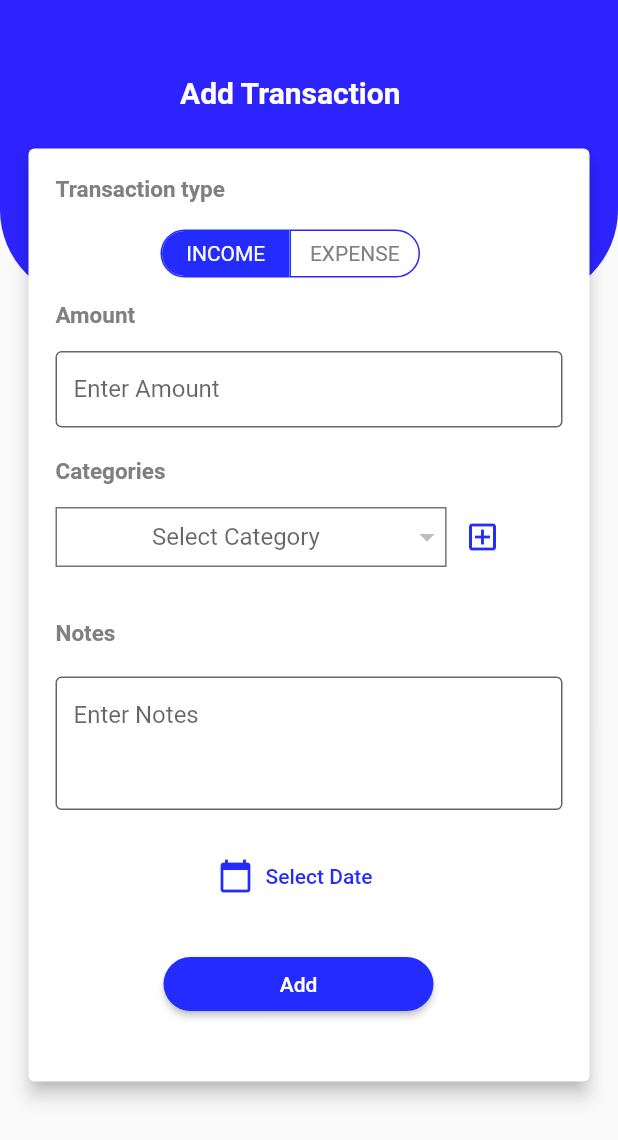
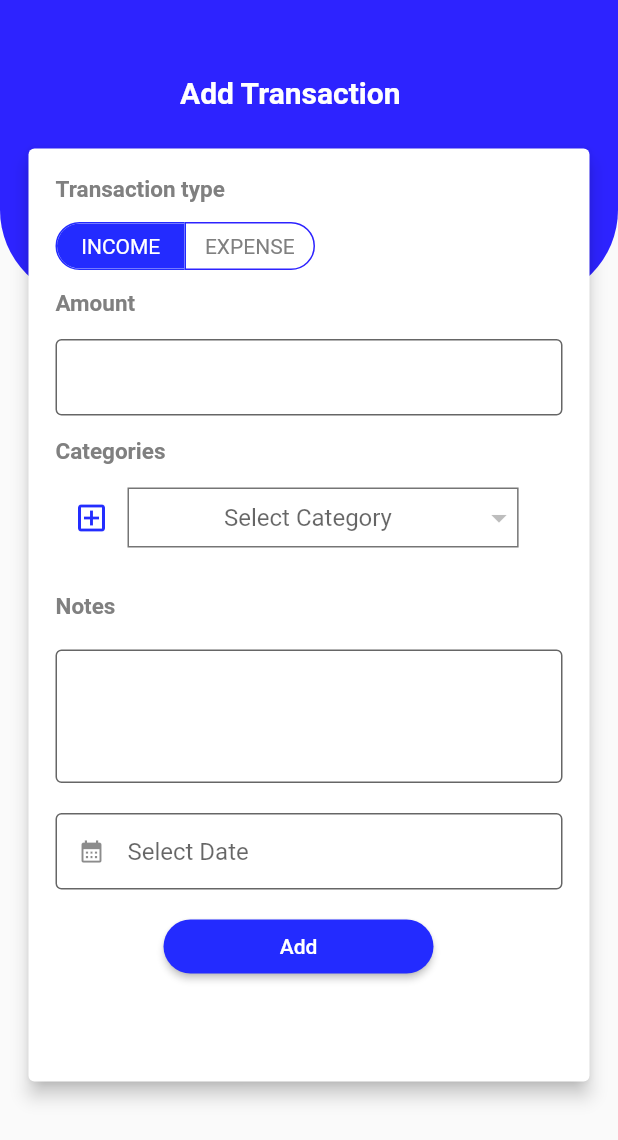
Before and after one commit to MuhadJasiR/Money-Manager-app, a Flutter app: the AddTransaction screen opened directly, on a phone screen of 412 x 824 dp. Shown: the top 1140 px of the screen. Run offline on Flutter 3.47's test engine with Material 2 defaults, Android fonts, the phone set to English and light mode, and no system bars; our stand-ins replace flip_card, flutter_slidable, hive, hive_flutter, shared_preferences, smooth_page_indicator; accounts and stored records are empty.

Commit message:
date_changed_

```diff
--- a/lib/screens/add_screen.dart
+++ b/lib/screens/add_screen.dart
@@ -26,6 +26,7 @@ class _AddTransactionState extends State<AddTransaction> {
   DateTime? _selectedDate;
   CategoryType? _selectedCategoryType;
   CategoryModel? _selectedCategoryModel;
+  TextEditingController _textFieldDate = TextEditingController();
   final _notesTextEditingController = TextEditingController();
   final _amountTextEditingController = TextEditingController();
   // ignore: prefer_typing_uninitialized_variables
@@ -42,7 +43,7 @@ class _AddTransactionState extends State<AddTransaction> {
   Widget build(BuildContext context) {
     return SafeArea(
       child: Scaffold(
-        resizeToAvoidBottomInset: false,
+        // resizeToAvoidBottomInset: false,
         body: Stack(
           clipBehavior: Clip.none,
           children: [
@@ -65,7 +66,8 @@ class _AddTransactionState extends State<AddTransaction> {
                 ),
               ),
             ),
-            Positioned(
+            SingleChildScrollView(
+              child: Positioned(
                 child: Padding(
                   padding: const EdgeInsets.all(15.0),
                   child: Padding(
@@ -94,11 +96,9 @@ class _AddTransactionState extends State<AddTransaction> {
                                             Color.fromARGB(255, 128, 128, 128)),
                                   ),
                                   SizedBox(
-                                  height: 10,
+                                    height: 5,
                                   ),
-                                Padding(
-                                  padding: const EdgeInsets.only(left: 70),
-                                  child: ToggleButtons(
+                                  ToggleButtons(
                                     direction: vertical
                                         ? Axis.vertical
                                         : Axis.horizontal,
@@ -127,8 +127,7 @@ class _AddTransactionState extends State<AddTransaction> {
                                     children: transactionType,
                                     isSelected: _selectTranscationType,
                                   ),
-                                ),
-                                SizedBox(height: 8),
+                                  SizedBox(height: 5),
                                   Text(
                                     "Amount",
                                     textAlign: TextAlign.left,
@@ -151,11 +150,10 @@ class _AddTransactionState extends State<AddTransaction> {
                                     decoration: InputDecoration(
                                         isDense: true,
                                         fillColor: Colors.white,
-                                      label: Text("Enter Amount"),
                                         border: OutlineInputBorder(),
                                         filled: true),
                                   ),
-                                SizedBox(height: 20),
+                                  SizedBox(height: 15),
                                   Text(
                                     "Categories",
                                     style: TextStyle(
@@ -171,10 +169,19 @@ class _AddTransactionState extends State<AddTransaction> {
                                     height: 40,
                                     child: Row(
                                       children: [
+                                        IconButton(
+                                            onPressed: () {
+                                              showCategoryAddPopup(context);
+                                            },
+                                            icon: Icon(
+                                              Icons.add_box_outlined,
+                                              color: Color.fromARGB(
+                                                  255, 35, 45, 255),
+                                            )),
                                         Container(
                                           decoration: BoxDecoration(
-                                          border:
-                                              Border.all(color: Colors.black54),
+                                            border: Border.all(
+                                                color: Colors.black54),
                                           ),
                                           child: DropdownButtonHideUnderline(
                                             child: DropdownButton(
@@ -192,7 +199,7 @@ class _AddTransactionState extends State<AddTransaction> {
                                                   .map((e) {
                                                 return DropdownMenuItem(
                                                   value: e.id,
-                                                child: Text(e.name),
+                                                  child: Text("   ${e.name}"),
                                                   onTap: () {
                                                     _selectedCategoryModel = e;
                                                   },
@@ -207,15 +214,6 @@ class _AddTransactionState extends State<AddTransaction> {
                                             ),
                                           ),
                                         ),
-                                      IconButton(
-                                          onPressed: () {
-                                            showCategoryAddPopup(context);
-                                          },
-                                          icon: Icon(
-                                            Icons.add_box_outlined,
-                                            color: Color.fromARGB(
-                                                255, 35, 45, 255),
-                                          ))
                                       ],
                                     ),
                                   ),
@@ -227,7 +225,7 @@ class _AddTransactionState extends State<AddTransaction> {
                                           fontSize: 12, color: Colors.red),
                                     ),
                                   ),
-                                SizedBox(height: 5),
+
                                   Text(
                                     "Notes",
                                     textAlign: TextAlign.left,
@@ -251,23 +249,23 @@ class _AddTransactionState extends State<AddTransaction> {
                                     decoration: InputDecoration(
                                         isDense: true,
                                         fillColor: Colors.white,
-                                      hintText: "Enter Notes",
                                         border: OutlineInputBorder(),
                                         filled: true),
                                   ),
                                   SizedBox(
                                     height: 20,
                                   ),
-                                Padding(
-                                  padding: const EdgeInsets.only(left: 100),
-                                  child: TextButton.icon(
-                                      onPressed: () async {
+
+                                  TextFormField(
+                                    controller: _textFieldDate,
+                                    readOnly: true,
+                                    onTap: () async {
                                       final selectedDateTemp =
                                           await showDatePicker(
                                         context: context,
                                         initialDate: DateTime.now(),
-                                          firstDate: DateTime.now().subtract(
-                                              const Duration(days: 30)),
+                                        firstDate: DateTime.now()
+                                            .subtract(const Duration(days: 30)),
                                         lastDate: DateTime.now(),
                                       );
                                       if (selectedDateTemp == null) {
@@ -278,11 +276,44 @@ class _AddTransactionState extends State<AddTransaction> {
                                         });
                                       }
                                     },
-                                      icon: Icon(Icons.calendar_today),
-                                      label: Text(_selectedDate == null
+                                    decoration: InputDecoration(
+                                        hintText: (_selectedDate == null
                                             ? "Select Date"
-                                          : parseDate(_selectedDate!))),
+                                            : parseDate(_selectedDate!)),
+                                        prefixIcon: Icon(Icons.calendar_month),
+                                        isDense: true,
+                                        fillColor: Colors.white,
+                                        // label: Text(_selectedDate == null
+                                        //     ? "Select Date"
+                                        //     : parseDate(_selectedDate!)),
+                                        border: OutlineInputBorder(),
+                                        filled: true),
                                   ),
+                                  // Padding(
+                                  //   padding: const EdgeInsets.only(left: 100),
+                                  //   child: TextButton.icon(
+                                  //       onPressed: () async {
+                                  //         final selectedDateTemp =
+                                  //             await showDatePicker(
+                                  //           context: context,
+                                  //           initialDate: DateTime.now(),
+                                  //           firstDate: DateTime.now().subtract(
+                                  //               const Duration(days: 30)),
+                                  //           lastDate: DateTime.now(),
+                                  //         );
+                                  //         if (selectedDateTemp == null) {
+                                  //           return;
+                                  //         } else {
+                                  //           setState(() {
+                                  //             _selectedDate = selectedDateTemp;
+                                  //           });
+                                  //         }
+                                  //       },
+                                  //       icon: Icon(Icons.calendar_today),
+                                  //       label: Text(_selectedDate == null
+                                  //           ? "Select Date"
+                                  //           : parseDate(_selectedDate!))),
+                                  // ),
                                   Padding(
                                     padding: const EdgeInsets.only(left: 111),
                                     child: Text(
@@ -291,9 +322,9 @@ class _AddTransactionState extends State<AddTransaction> {
                                           color: Colors.red, fontSize: 12),
                                     ),
                                   ),
-                                SizedBox(
-                                  height: 10,
-                                ),
+                                  // SizedBox(
+                                  //   height: 10,
+                                  // ),
                                   Padding(
                                     padding: const EdgeInsets.only(left: 72),
                                     child: Container(
@@ -307,7 +338,8 @@ class _AddTransactionState extends State<AddTransaction> {
                                                           BorderRadius.circular(
                                                               20)))),
                                           onPressed: () {
-                                          if (_selectedCategoryModel == null) {
+                                            if (_selectedCategoryModel ==
+                                                null) {
                                               setState(() {
                                                 _selectedCategoryMessages =
                                                     "Please select Category";
@@ -334,6 +366,7 @@ class _AddTransactionState extends State<AddTransaction> {
                                     ),
                                   ),
                                 ],
+                              ),
                             ),
                           ),
                         ),
```
Lines whose indentation alone changed are shown as unchanged.
